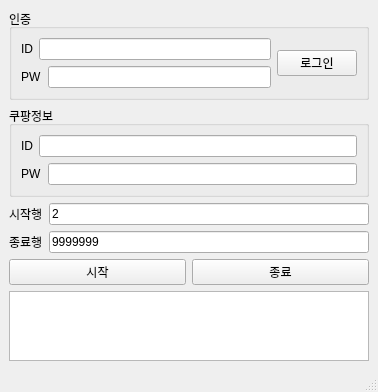
Qt form window.ui (Leejoongjae123/097.coupang_auto_balju) before a commit.
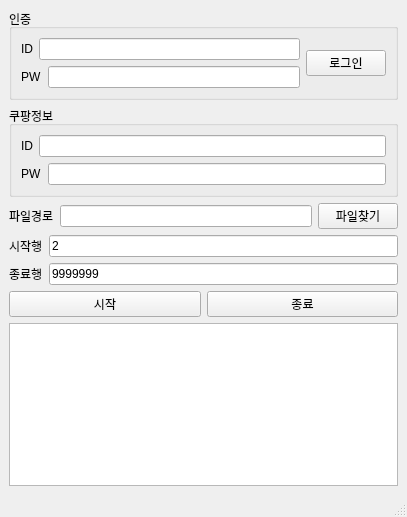
The same form after that commit.

```diff
--- a/window.ui
+++ b/window.ui
@@ -6,22 +6,22 @@
    <rect>
     <x>0</x>
     <y>0</y>
-    <width>378</width>
-    <height>373</height>
+    <width>407</width>
+    <height>517</height>
    </rect>
   </property>
   <property name="windowTitle">
    <string>MainWindow</string>
   </property>
   <widget class="QWidget" name="centralwidget">
-   <layout class="QVBoxLayout" name="verticalLayout">
+   <layout class="QVBoxLayout" name="verticalLayout_2">
     <item>
      <widget class="QGroupBox" name="groupBox">
       <property name="title">
        <string>인증</string>
       </property>
       <layout class="QGridLayout" name="gridLayout">
-       <item row="0" column="0">
+       <item row="0" column="0" colspan="2">
         <layout class="QHBoxLayout" name="horizontalLayout">
          <item>
           <widget class="QLabel" name="label">
@@ -35,7 +35,7 @@
          </item>
         </layout>
        </item>
-       <item row="0" column="1" rowspan="2">
+       <item row="0" column="2" rowspan="2">
         <widget class="QPushButton" name="pushButton">
          <property name="text">
           <string>로그인</string>
@@ -43,18 +43,14 @@
         </widget>
        </item>
        <item row="1" column="0">
-        <layout class="QHBoxLayout" name="horizontalLayout_2">
-         <item>
-          <widget class="QLabel" name="label_2">
-           <property name="text">
-            <string>PW</string>
-           </property>
-          </widget>
-         </item>
-         <item>
-          <widget class="QLineEdit" name="lineEdit_2"/>
-         </item>
-        </layout>
+        <widget class="QLabel" name="label_2">
+         <property name="text">
+          <string>PW</string>
+         </property>
+        </widget>
+       </item>
+       <item row="1" column="1">
+        <widget class="QLineEdit" name="lineEdit_2"/>
        </item>
       </layout>
      </widget>
@@ -64,8 +60,8 @@
       <property name="title">
        <string>쿠팡정보</string>
       </property>
-      <layout class="QGridLayout" name="gridLayout_2">
-       <item row="0" column="0">
+      <layout class="QVBoxLayout" name="verticalLayout">
+       <item>
         <layout class="QHBoxLayout" name="horizontalLayout_3">
          <item>
           <widget class="QLabel" name="label_3">
@@ -79,7 +75,7 @@
          </item>
         </layout>
        </item>
-       <item row="1" column="0">
+       <item>
         <layout class="QHBoxLayout" name="horizontalLayout_4">
          <item>
           <widget class="QLabel" name="label_4">
@@ -96,6 +92,27 @@
       </layout>
      </widget>
     </item>
+    <item>
+     <layout class="QHBoxLayout" name="horizontalLayout_2">
+      <item>
+       <widget class="QLabel" name="label_7">
+        <property name="text">
+         <string>파일경로</string>
+        </property>
+       </widget>
+      </item>
+      <item>
+       <widget class="QLineEdit" name="lineEdit_7"/>
+      </item>
+      <item>
+       <widget class="QPushButton" name="pushButton_4">
+        <property name="text">
+         <string>파일찾기</string>
+        </property>
+       </widget>
+      </item>
+     </layout>
+    </item>
     <item>
      <layout class="QHBoxLayout" name="horizontalLayout_6">
       <item>
```
Left out of the diff: 29 changed lines with no effect on the pictures.
